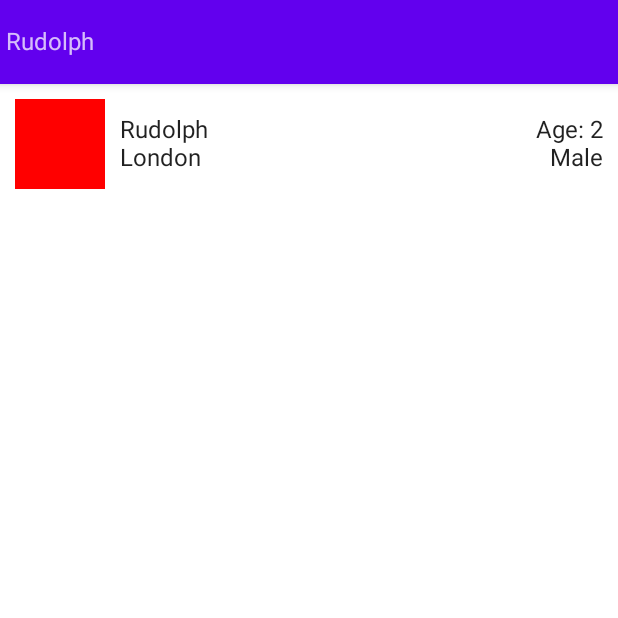
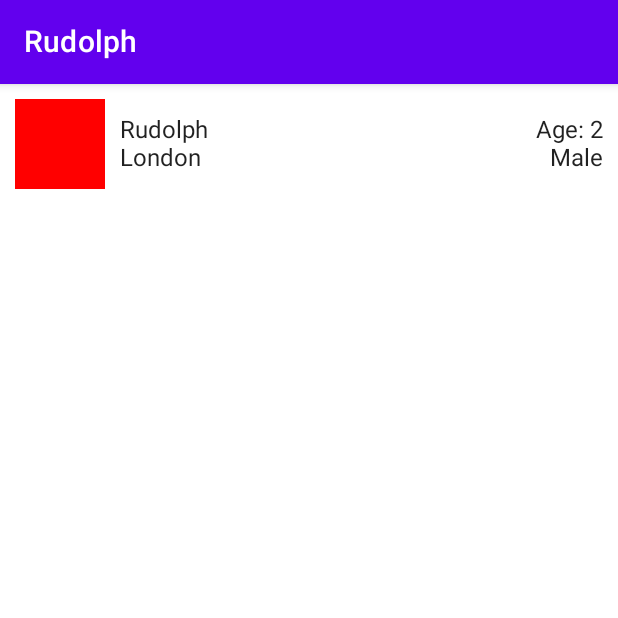
Before and after one commit to xrigau/android-dev-challenge-compose, an Android app built with Jetpack Compose: the screen it shows after launch (MainActivity), after a tap on "Rudolph", on a phone screen of 412 x 824 dp, the top half of it. Run offline under Robolectric (Android 15) with nearby library versions, the phone set to English and light mode, and no system bars.

Commit message:
Fix app bar titles

```diff
--- a/app/src/main/java/com/example/androiddevchallenge/PuppiesListScreen.kt
+++ b/app/src/main/java/com/example/androiddevchallenge/PuppiesListScreen.kt
@@ -19,14 +19,7 @@ import androidx.navigation.compose.navigate
 @Composable
 fun PuppiesListScreen(puppies: List<Puppy>, navController: NavHostController) {
     Scaffold(topBar = {
-        TopAppBar {
-            Row(
-                verticalAlignment = Alignment.CenterVertically,
-                modifier = Modifier.fillMaxHeight()
-            ) {
-                Text(text = "Puppies!")
-            }
-        }
+        TopAppBar(title = { Text(text = "Puppies!") })
     }) {
         LazyColumn {
             items(puppies) { puppy ->
--- a/app/src/main/java/com/example/androiddevchallenge/PuppyDetailScreen.kt
+++ b/app/src/main/java/com/example/androiddevchallenge/PuppyDetailScreen.kt
@@ -14,14 +14,7 @@ import androidx.compose.ui.unit.dp
 @Composable
 fun PuppyDetailScreen(puppy: Puppy) {
     Scaffold(topBar = {
-        TopAppBar {
-            Row(
-                verticalAlignment = Alignment.CenterVertically,
-                modifier = Modifier.fillMaxHeight()
-            ) {
-                Text(text = puppy.name)
-            }
-        }
+        TopAppBar(title = { Text(text = puppy.name) })
     }) {
         Row(
             modifier = Modifier
```
